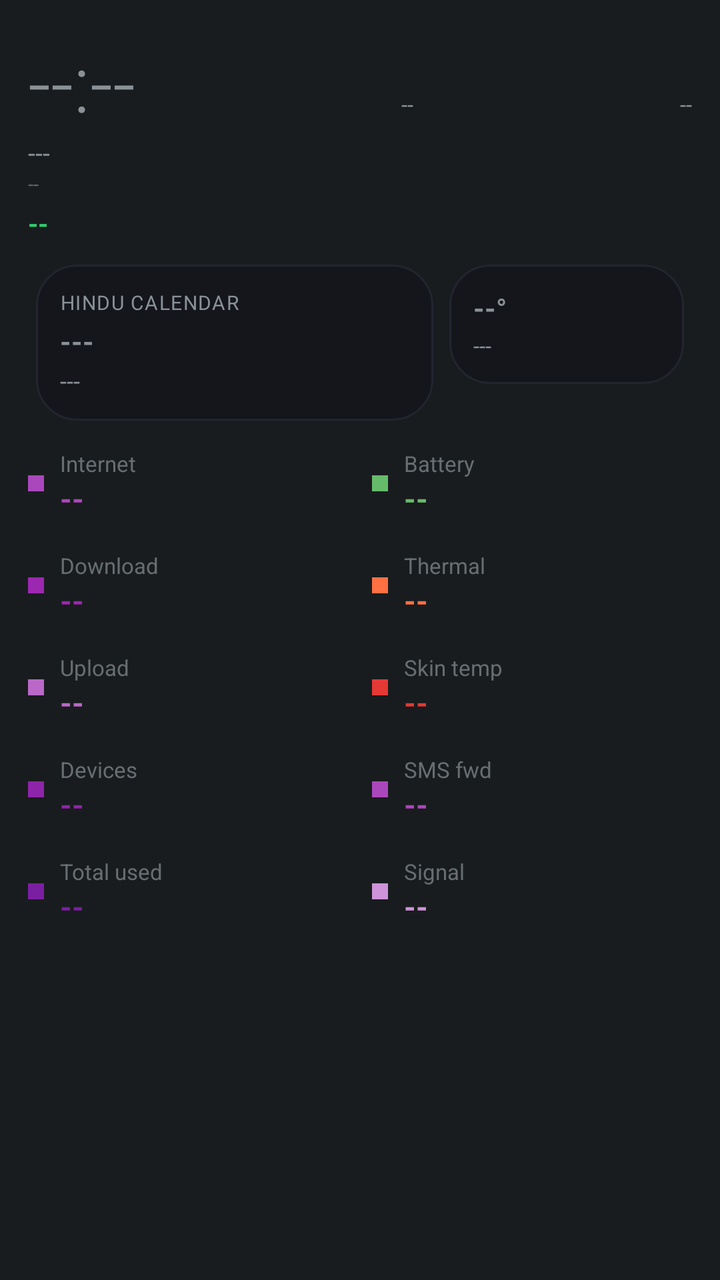
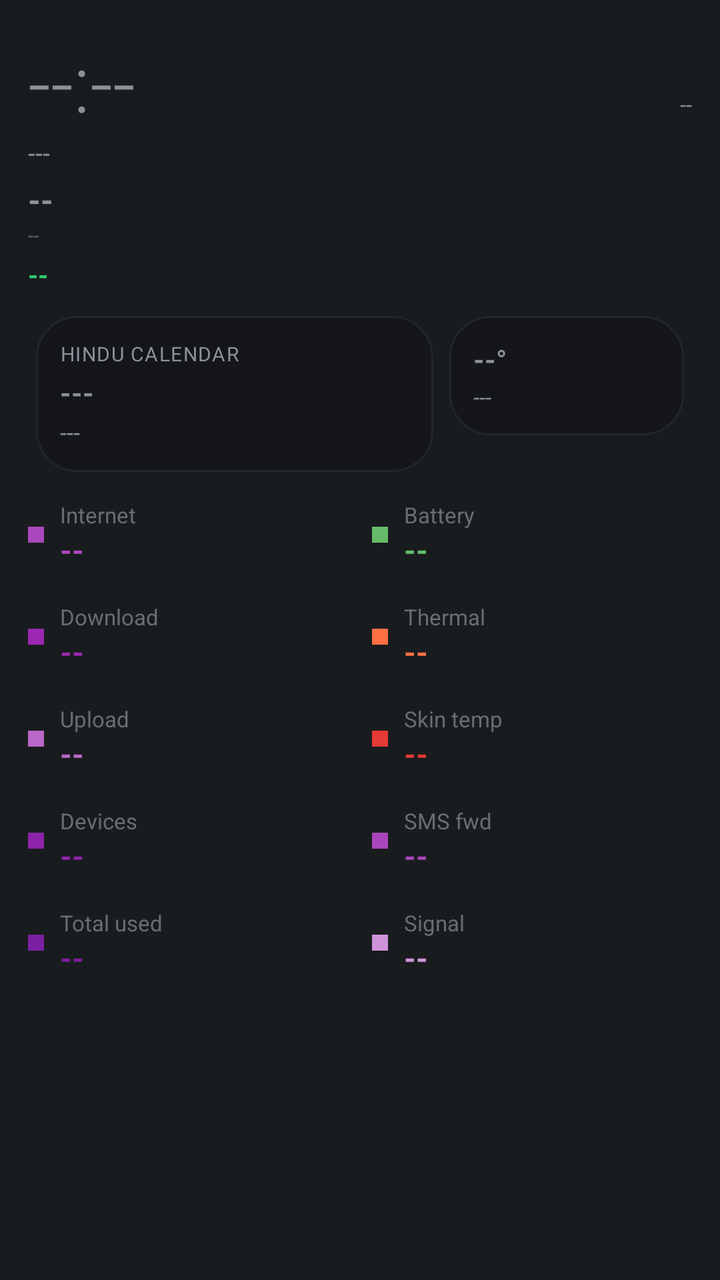

Screens rendered from an Android XML layout before and after an edit, with the pre-edit source and the edit as a unified diff.
<!-- AndroidManifest.xml: application theme android:Theme.DeviceDefault.NoActionBar -->
<!-- res/layout/aod_layout_violet_glow.xml -->
<?xml version="1.0" encoding="utf-8"?>
<LinearLayout xmlns:android="http://schemas.android.com/apk/res/android"
    android:id="@+id/bg_root"
    android:layout_width="match_parent"
    android:layout_height="match_parent"
    android:orientation="vertical"
    android:padding="14dp">

    <LinearLayout
        android:layout_width="match_parent"
        android:layout_height="wrap_content"
        android:orientation="horizontal">

        <TextView
            android:id="@+id/clock"
            android:layout_width="wrap_content"
            android:layout_height="wrap_content"
            android:textSize="40sp"
            android:fontFamily="sans-serif-light"
            android:text="--:--" />

        <TextView
            android:id="@+id/net_type_badge"
            android:layout_width="0dp"
            android:layout_height="wrap_content"
            android:layout_weight="1"
            android:layout_gravity="top"
            android:gravity="end"
            android:textSize="11sp"
            android:text="--" />

        <TextView
            android:id="@+id/akd_badge"
            android:layout_width="0dp"
            android:layout_height="wrap_content"
            android:layout_weight="1"
            android:layout_gravity="top"
            android:gravity="end"
            android:textSize="11sp"
            android:text="--" />
    </LinearLayout>

    <TextView
        android:id="@+id/date"
        android:layout_width="wrap_content"
        android:layout_height="wrap_content"
        android:textSize="13sp"
        android:text="---" />

    <TextView
        android:id="@+id/perf_badge"
        android:layout_width="wrap_content"
        android:layout_height="wrap_content"
        android:textSize="10sp"
        android:alpha="0.6"
        android:text="--" />

    <TextView
        android:id="@+id/health_badge"
        android:layout_width="wrap_content"
        android:layout_height="wrap_content"
        android:layout_marginTop="4dp"
        android:textAllCaps="true"
        android:textStyle="bold"
        android:textSize="13sp"
        android:textColor="#2ecc71"
        android:text="--" />

    <TextView
        android:id="@+id/muhurat_badge"
        android:layout_width="wrap_content"
        android:layout_height="wrap_content"
        android:textSize="11sp"
        android:textStyle="bold"
        android:visibility="gone"
        android:text="--" />

    <LinearLayout
        android:layout_width="match_parent"
        android:layout_height="wrap_content"
        android:orientation="horizontal"
        android:layout_marginTop="8dp">

        <LinearLayout
            android:id="@+id/panchang_card"
            android:layout_width="0dp"
            android:layout_height="wrap_content"
            android:layout_weight="1.7"
            android:layout_margin="4dp"
            android:background="@drawable/bg_card"
            android:orientation="vertical"
            android:gravity="center_vertical"
            android:padding="12dp">

            <TextView
                android:id="@+id/panchang_header"
                android:layout_width="wrap_content"
                android:layout_height="wrap_content"
                android:textSize="10sp"
                android:textAllCaps="true"
                android:letterSpacing="0.05"
                android:text="Hindu calendar" />

            <TextView
                android:id="@+id/panchang_tithi"
                android:layout_width="match_parent"
                android:layout_height="wrap_content"
                android:layout_marginTop="3dp"
                android:textStyle="bold"
                android:maxLines="1"
                android:autoSizeTextType="uniform"
                android:autoSizeMinTextSize="13sp"
                android:autoSizeMaxTextSize="18sp"
                android:text="---" />

            <TextView
                android:id="@+id/panchang_nakshatra"
                android:layout_width="match_parent"
                android:layout_height="wrap_content"
                android:layout_marginTop="2dp"
                android:textSize="12sp"
                android:maxLines="1"
                android:ellipsize="end"
                android:text="---" />
        </LinearLayout>

        <LinearLayout
            android:id="@+id/weather_card"
            android:layout_width="0dp"
            android:layout_height="wrap_content"
            android:layout_weight="1"
            android:layout_margin="4dp"
            android:background="@drawable/bg_card"
            android:orientation="vertical"
            android:gravity="center_vertical"
            android:padding="12dp">

            <TextView
                android:id="@+id/weather_temp"
                android:layout_width="match_parent"
                android:layout_height="wrap_content"
                android:textStyle="bold"
                android:maxLines="1"
                android:autoSizeTextType="uniform"
                android:autoSizeMinTextSize="14sp"
                android:autoSizeMaxTextSize="20sp"
                android:text="--°" />

            <TextView
                android:id="@+id/weather_condition"
                android:layout_width="match_parent"
                android:layout_height="wrap_content"
                android:layout_marginTop="2dp"
                android:textSize="11sp"
                android:maxLines="2"
                android:text="---" />
        </LinearLayout>
    </LinearLayout>

    
    <LinearLayout
        android:layout_width="match_parent"
        android:layout_height="wrap_content"
        android:orientation="horizontal"
        android:layout_marginTop="10dp">

        <LinearLayout android:layout_width="0dp" android:layout_height="wrap_content" android:layout_weight="1" android:orientation="vertical" android:layout_marginEnd="6dp">
            <LinearLayout android:id="@+id/row8" android:layout_width="match_parent" android:layout_height="wrap_content" android:orientation="horizontal" android:gravity="center_vertical" android:layout_marginBottom="16dp">
                <View android:layout_width="8dp" android:layout_height="8dp" android:layout_marginEnd="8dp" android:background="#ab47bc" />
                <LinearLayout android:layout_width="0dp" android:layout_height="wrap_content" android:layout_weight="1" android:orientation="vertical">
                    <TextView android:id="@+id/stat_label" android:layout_width="wrap_content" android:layout_height="wrap_content" android:textSize="11sp" android:alpha="0.7" android:text="Internet" />
                    <TextView android:id="@+id/stat_value" android:layout_width="wrap_content" android:layout_height="wrap_content" android:textStyle="bold" android:textSize="15sp" android:textColor="#ab47bc" android:text="--" />
                </LinearLayout>
            </LinearLayout>
            <LinearLayout android:id="@+id/row0" android:layout_width="match_parent" android:layout_height="wrap_content" android:orientation="horizontal" android:gravity="center_vertical" android:layout_marginBottom="16dp">
                <View android:layout_width="8dp" android:layout_height="8dp" android:layout_marginEnd="8dp" android:background="#9c27b0" />
                <LinearLayout android:layout_width="0dp" android:layout_height="wrap_content" android:layout_weight="1" android:orientation="vertical">
                    <TextView android:id="@+id/stat_label" android:layout_width="wrap_content" android:layout_height="wrap_content" android:textSize="11sp" android:alpha="0.7" android:text="Download" />
                    <TextView android:id="@+id/stat_value" android:layout_width="wrap_content" android:layout_height="wrap_content" android:textStyle="bold" android:textSize="15sp" android:textColor="#9c27b0" android:text="--" />
                </LinearLayout>
            </LinearLayout>
            <LinearLayout android:id="@+id/row1" android:layout_width="match_parent" android:layout_height="wrap_content" android:orientation="horizontal" android:gravity="center_vertical" android:layout_marginBottom="16dp">
                <View android:layout_width="8dp" android:layout_height="8dp" android:layout_marginEnd="8dp" android:background="#ba68c8" />
                <LinearLayout android:layout_width="0dp" android:layout_height="wrap_content" android:layout_weight="1" android:orientation="vertical">
                    <TextView android:id="@+id/stat_label" android:layout_width="wrap_content" android:layout_height="wrap_content" android:textSize="11sp" android:alpha="0.7" android:text="Upload" />
                    <TextView android:id="@+id/stat_value" android:layout_width="wrap_content" android:layout_height="wrap_content" android:textStyle="bold" android:textSize="15sp" android:textColor="#ba68c8" android:text="--" />
                </LinearLayout>
            </LinearLayout>
            <LinearLayout android:id="@+id/row2" android:layout_width="match_parent" android:layout_height="wrap_content" android:orientation="horizontal" android:gravity="center_vertical" android:layout_marginBottom="16dp">
                <View android:layout_width="8dp" android:layout_height="8dp" android:layout_marginEnd="8dp" android:background="#8e24aa" />
                <LinearLayout android:layout_width="0dp" android:layout_height="wrap_content" android:layout_weight="1" android:orientation="vertical">
                    <TextView android:id="@+id/stat_label" android:layout_width="wrap_content" android:layout_height="wrap_content" android:textSize="11sp" android:alpha="0.7" android:text="Devices" />
                    <TextView android:id="@+id/stat_value" android:layout_width="wrap_content" android:layout_height="wrap_content" android:textStyle="bold" android:textSize="15sp" android:textColor="#8e24aa" android:text="--" />
                </LinearLayout>
            </LinearLayout>
            <LinearLayout android:id="@+id/row3" android:layout_width="match_parent" android:layout_height="wrap_content" android:orientation="horizontal" android:gravity="center_vertical" android:layout_marginBottom="16dp">
                <View android:layout_width="8dp" android:layout_height="8dp" android:layout_marginEnd="8dp" android:background="#7b1fa2" />
                <LinearLayout android:layout_width="0dp" android:layout_height="wrap_content" android:layout_weight="1" android:orientation="vertical">
                    <TextView android:id="@+id/stat_label" android:layout_width="wrap_content" android:layout_height="wrap_content" android:textSize="11sp" android:alpha="0.7" android:text="Total used" />
                    <TextView android:id="@+id/stat_value" android:layout_width="wrap_content" android:layout_height="wrap_content" android:textStyle="bold" android:textSize="15sp" android:textColor="#7b1fa2" android:text="--" />
                </LinearLayout>
            </LinearLayout>
        </LinearLayout>

        <LinearLayout android:layout_width="0dp" android:layout_height="wrap_content" android:layout_weight="1" android:orientation="vertical" android:layout_marginStart="6dp">
            <LinearLayout android:id="@+id/row4" android:layout_width="match_parent" android:layout_height="wrap_content" android:orientation="horizontal" android:gravity="center_vertical" android:layout_marginBottom="16dp">
                <View android:layout_width="8dp" android:layout_height="8dp" android:layout_marginEnd="8dp" android:background="#66bb6a" />
                <LinearLayout android:layout_width="0dp" android:layout_height="wrap_content" android:layout_weight="1" android:orientation="vertical">
                    <TextView android:id="@+id/stat_label" android:layout_width="wrap_content" android:layout_height="wrap_content" android:textSize="11sp" android:alpha="0.7" android:text="Battery" />
                    <TextView android:id="@+id/stat_value" android:layout_width="wrap_content" android:layout_height="wrap_content" android:textStyle="bold" android:textSize="15sp" android:textColor="#66bb6a" android:text="--" />
                </LinearLayout>
            </LinearLayout>
            <LinearLayout android:id="@+id/row5" android:layout_width="match_parent" android:layout_height="wrap_content" android:orientation="horizontal" android:gravity="center_vertical" android:layout_marginBottom="16dp">
                <View android:layout_width="8dp" android:layout_height="8dp" android:layout_marginEnd="8dp" android:background="#ff7043" />
                <LinearLayout android:layout_width="0dp" android:layout_height="wrap_content" android:layout_weight="1" android:orientation="vertical">
                    <TextView android:id="@+id/stat_label" android:layout_width="wrap_content" android:layout_height="wrap_content" android:textSize="11sp" android:alpha="0.7" android:text="Thermal" />
                    <TextView android:id="@+id/stat_value" android:layout_width="wrap_content" android:layout_height="wrap_content" android:textStyle="bold" android:textSize="15sp" android:textColor="#ff7043" android:text="--" />
                </LinearLayout>
            </LinearLayout>
            <LinearLayout android:id="@+id/row6" android:layout_width="match_parent" android:layout_height="wrap_content" android:orientation="horizontal" android:gravity="center_vertical" android:layout_marginBottom="16dp">
                <View android:layout_width="8dp" android:layout_height="8dp" android:layout_marginEnd="8dp" android:background="#e53935" />
                <LinearLayout android:layout_width="0dp" android:layout_height="wrap_content" android:layout_weight="1" android:orientation="vertical">
                    <TextView android:id="@+id/stat_label" android:layout_width="wrap_content" android:layout_height="wrap_content" android:textSize="11sp" android:alpha="0.7" android:text="Skin temp" />
                    <TextView android:id="@+id/stat_value" android:layout_width="wrap_content" android:layout_height="wrap_content" android:textStyle="bold" android:textSize="15sp" android:textColor="#e53935" android:text="--" />
                </LinearLayout>
            </LinearLayout>
            <LinearLayout android:id="@+id/row7" android:layout_width="match_parent" android:layout_height="wrap_content" android:orientation="horizontal" android:gravity="center_vertical" android:layout_marginBottom="16dp">
                <View android:layout_width="8dp" android:layout_height="8dp" android:layout_marginEnd="8dp" android:background="#ab47bc" />
                <LinearLayout android:layout_width="0dp" android:layout_height="wrap_content" android:layout_weight="1" android:orientation="vertical">
                    <TextView android:id="@+id/stat_label" android:layout_width="wrap_content" android:layout_height="wrap_content" android:textSize="11sp" android:alpha="0.7" android:text="SMS fwd" />
                    <TextView android:id="@+id/stat_value" android:layout_width="wrap_content" android:layout_height="wrap_content" android:textStyle="bold" android:textSize="15sp" android:textColor="#ab47bc" android:text="--" />
                </LinearLayout>
            </LinearLayout>
            <LinearLayout android:id="@+id/row9" android:layout_width="match_parent" android:layout_height="wrap_content" android:orientation="horizontal" android:gravity="center_vertical" android:layout_marginBottom="16dp">
                <View android:layout_width="8dp" android:layout_height="8dp" android:layout_marginEnd="8dp" android:background="#ce93d8" />
                <LinearLayout android:layout_width="0dp" android:layout_height="wrap_content" android:layout_weight="1" android:orientation="vertical">
                    <TextView android:id="@+id/stat_label" android:layout_width="wrap_content" android:layout_height="wrap_content" android:textSize="11sp" android:alpha="0.7" android:text="Signal" />
                    <TextView android:id="@+id/stat_value" android:layout_width="wrap_content" android:layout_height="wrap_content" android:textStyle="bold" android:textSize="15sp" android:textColor="#ce93d8" android:text="--" />
                </LinearLayout>
            </LinearLayout>
        </LinearLayout>
    </LinearLayout>

</LinearLayout>
<!-- resources referenced by this layout -->
<resources>
  <!-- drawable bg_card (drawable) -->
  <?xml version="1.0" encoding="utf-8"?>
  <shape xmlns:android="http://schemas.android.com/apk/res/android">
      <solid android:color="#14161C" />
      <corners android:radius="20dp" />
      <stroke android:width="1dp" android:color="#22252E" />
  </shape>
</resources>

<!-- the commit's change to res/layout/aod_layout_violet_glow.xml (unified diff, before → after) -->
@@ -29,16 +29,7 @@
             android:textSize="11sp"
             android:text="--" />
 
-        <TextView
-            android:id="@+id/akd_badge"
-            android:layout_width="0dp"
-            android:layout_height="wrap_content"
-            android:layout_weight="1"
-            android:layout_gravity="top"
-            android:gravity="end"
-            android:textSize="11sp"
-            android:text="--" />
-    </LinearLayout>
+        </LinearLayout>
 
     <TextView
         android:id="@+id/date"
@@ -46,6 +37,7 @@
         android:layout_height="wrap_content"
         android:textSize="13sp"
         android:text="---" />
+<TextView android:id="@+id/akd_badge" android:layout_width="wrap_content" android:layout_height="wrap_content" android:layout_marginTop="4dp" android:textSize="16sp" android:textStyle="bold" android:text="--" />
 
     <TextView
         android:id="@+id/perf_badge"
